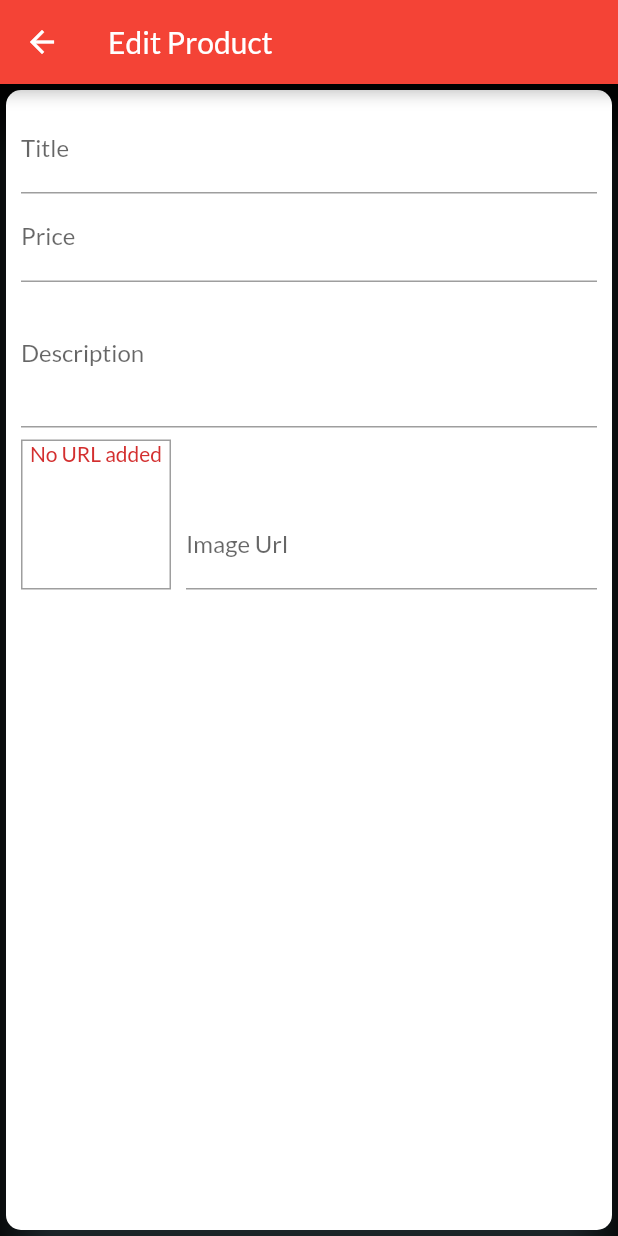
After one commit to d4rk-lucif3r/Shopping-App-Flutter, a Flutter app: the EditProductScreen screen opened by its route, on a phone screen of 412 x 824 dp. The commit adds this screen. Run offline on Flutter 3.47's test engine with Material 2 defaults, Android fonts, the phone set to English and light mode, and no system bars; network calls fail.

Commit message:
Added Product Management Form Part1
Signed-off-by: Arsh Anwar <lucifer78908@gmail.com>

```diff
--- a/lib/main.dart
+++ b/lib/main.dart
@@ -4,13 +4,14 @@ import 'package:provider/provider.dart';
 
 import './providers/cart.dart';
 import './providers/orders.dart';
-// import './widgets/banner.dart';
 import './providers/products_provider.dart';
 import './screens/cart_screen.dart';
+import './screens/edit_product_screen.dart';
 import './screens/orders_screen.dart';
 import './screens/product_detail_screen.dart';
 import './screens/products_overview_screen.dart';
 import './screens/userProducts_screen.dart';
+
 void main() {
   runApp(MyApp());
 }
@@ -59,6 +60,9 @@ class MyApp extends StatelessWidget {
             case UserProductScreen.routeName:
               return CupertinoPageRoute(
                   builder: (_) => UserProductScreen(), settings: settings);
+            case EditProductScreen.routeName:
+              return CupertinoPageRoute(
+                  builder: (_) => EditProductScreen(), settings: settings);
             default:
               return CupertinoPageRoute(
                   builder: (_) => ProductsOverviewScreen(), settings: settings);
--- /dev/null
+++ b/lib/screens/edit_product_screen.dart
@@ -0,0 +1,127 @@
+import 'package:flutter/material.dart';
+
+class EditProductScreen extends StatefulWidget {
+  static const routeName = '/edit-productScreen';
+  @override
+  _EditProductScreenState createState() => _EditProductScreenState();
+}
+
+class _EditProductScreenState extends State<EditProductScreen> {
+  final _imageUrlFocusNode = FocusNode();
+  final _imageUrlController = TextEditingController();
+  @override
+  void initState() {
+    _imageUrlFocusNode.addListener(_updateImageUrl);
+    super.initState();
+  }
+
+  void _updateImageUrl() {
+    if (!_imageUrlFocusNode.hasFocus) {
+      setState(() {});
+    }
+  }
+
+  void dispose() {
+    _imageUrlFocusNode.removeListener(_updateImageUrl);
+    _imageUrlController.dispose();
+    _imageUrlFocusNode.dispose();
+
+    super.dispose();
+  }
+
+  Widget _builderTextWidget({
+    String title,
+    bool numberKeys = false,
+    bool description = false,
+    bool url = false,
+  }) {
+    return Container(
+      child: TextFormField(
+        decoration: InputDecoration(
+          labelText: title,
+        ),
+        textInputAction: url
+            ? TextInputAction.done
+            : description
+                ? TextInputAction.newline
+                : TextInputAction.next,
+        keyboardType: url
+            ? TextInputType.url
+            : numberKeys
+                ? TextInputType.number
+                : TextInputType.name,
+        maxLines: description ? 3 : 1,
+        controller: url ? _imageUrlController : null,
+        focusNode: url ? _imageUrlFocusNode : null,
+      ),
+    );
+  }
+
+  @override
+  Widget build(BuildContext context) {
+    return Scaffold(
+      appBar: AppBar(
+        title: Text('Edit Product'),
+      ),
+      body: Card(
+        elevation: 15,
+        shadowColor: Colors.blueGrey,
+        color: Colors.white,
+        shape: RoundedRectangleBorder(
+          borderRadius: BorderRadius.circular(10),
+        ),
+        child: Padding(
+          padding: const EdgeInsets.all(10),
+          child: Form(
+            child: ListView(
+              children: <Widget>[
+                _builderTextWidget(title: 'Title', numberKeys: false),
+                _builderTextWidget(title: 'Price', numberKeys: true),
+                _builderTextWidget(
+                  title: 'Description',
+                  numberKeys: false,
+                  description: true,
+                ),
+                Row(
+                  crossAxisAlignment: CrossAxisAlignment.end,
+                  children: <Widget>[
+                    Container(
+                      height: 100,
+                      width: 100,
+                      margin: EdgeInsets.only(
+                        top: 8,
+                        right: 10,
+                      ),
+                      decoration: BoxDecoration(
+                          border: Border.all(
+                        width: 1,
+                        color: Colors.grey,
+                      )),
+                      child: _imageUrlController.text.isEmpty
+                          ? Text(
+                              'No URL added',
+                              textAlign: TextAlign.center,
+                              style: TextStyle(
+                                color: Theme.of(context).errorColor,
+                              ),
+                            )
+                          : FittedBox(
+                              child: Image.network(
+                                _imageUrlController.text,
+                                fit: BoxFit.cover,
+                              ),
+                            ),
+                    ),
+                    Expanded(
+                        child:
+                            _builderTextWidget(title: 'Image Url', url: true)),
+                  ],
+                )
+              ],
+            ),
+          ),
+        ),
+      ),
+    );
+  }
+}
--- a/lib/screens/userProducts_screen.dart
+++ b/lib/screens/userProducts_screen.dart
@@ -4,6 +4,7 @@ import '../widgets/app_drawer.dart';
 
 import '../providers/products_provider.dart';
 import '../widgets/user_product_items.dart';
+import './edit_product_screen.dart';
 
 class UserProductScreen extends StatelessWidget {
   static const routeName = '/user-productScreen';
@@ -14,7 +15,9 @@ class UserProductScreen extends StatelessWidget {
       appBar: AppBar(title: const Text('Your Products'), actions: <Widget>[
         IconButton(
           icon: const Icon(Icons.add),
-          onPressed: () {},
+          onPressed: () {
+            Navigator.of(context).pushNamed(EditProductScreen.routeName);
+          },
         ),
       ]),
       drawer: AppDrawer(),
```
